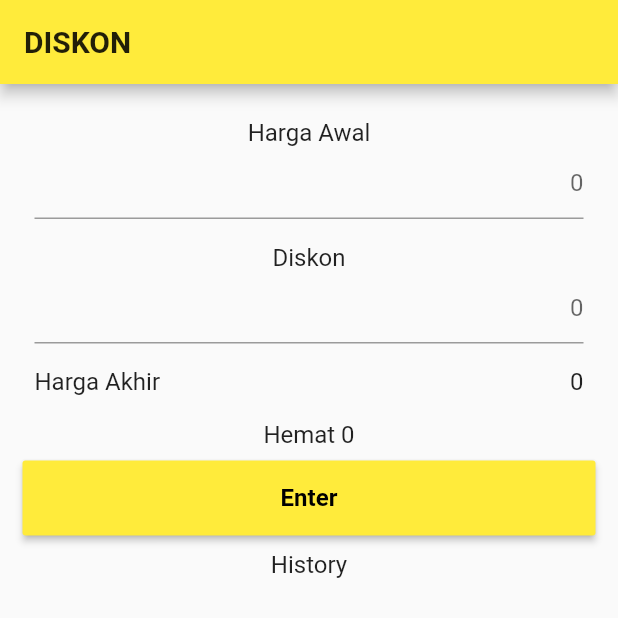
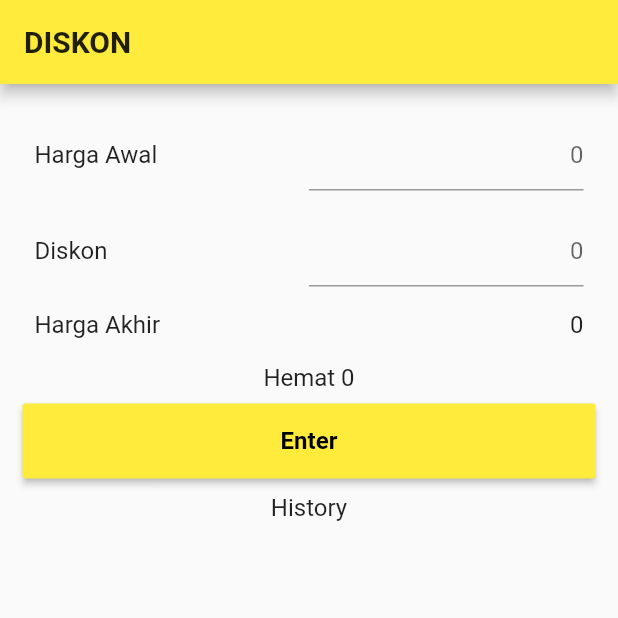
Before and after one commit to salsasabielar/perhitungan_diskon, a Flutter app: the screen it shows after launch, on a phone screen of 412 x 824 dp, the top half of it. Run offline on Flutter 3.47's test engine with Material 2 defaults, Android fonts, the phone set to English and light mode, and no system bars; Roboto replaces fonts that are missing (times new roman).

Commit message:
mengedit layout

```diff
--- a/lib/hargaAkhir.dart
+++ b/lib/hargaAkhir.dart
@@ -16,13 +16,18 @@ class hargaAkhir extends StatelessWidget {
       child: Row(
         mainAxisAlignment: MainAxisAlignment.spaceBetween,
         children: [
-          Text(
-            "Harga Akhir",
-            style: TextStyle(fontFamily: "times new roman", fontSize: 16),
+          Expanded(
+            child: Text(
+              "Harga Akhir",
+              style: TextStyle(fontFamily: "times new roman", fontSize: 16),
+            ),
           ),
-          Text(
-            _hasil.toStringAsFixed(0),
-            style: TextStyle(fontFamily: "times new roman", fontSize: 16),
+          Expanded(
+            child: Text(
+              _hasil.toStringAsFixed(0),
+              textAlign: TextAlign.right,
+              style: TextStyle(fontFamily: "times new roman", fontSize: 16),
+            ),
           ),
         ],
       ),
--- a/lib/hargaAwal.dart
+++ b/lib/hargaAwal.dart
@@ -12,13 +12,16 @@ class HargaAwal extends StatelessWidget {
   Widget build(BuildContext context) {
     return Container(
       margin: EdgeInsets.all(8),
-      child: Column(
+      child: Row(
         children: [
-          Text(
+          Expanded(
+            child: Text(
               "Harga Awal",
               style: TextStyle(fontFamily: "times new roman", fontSize: 16),
             ),
-          TextFormField(
+          ),
+          Expanded(
+            child: TextFormField(
               controller: hargaController,
               decoration: InputDecoration(hintText: "0"),
               textAlign: TextAlign.end,
@@ -31,6 +34,7 @@ class HargaAwal extends StatelessWidget {
                 return null;
               },
             ),
+          )
         ],
       ),
     );
--- a/lib/inputDiskon.dart
+++ b/lib/inputDiskon.dart
@@ -12,13 +12,16 @@ class inputDiskon extends StatelessWidget {
   Widget build(BuildContext context) {
     return Container(
       margin: EdgeInsets.all(8),
-      child: Column(
+      child: Row(
         children: [
-          Text(
+          Expanded(
+            child: Text(
               "Diskon",
               style: TextStyle(fontFamily: "times new roman", fontSize: 16),
             ),
-          TextFormField(
+          ),
+          Expanded(
+            child: TextFormField(
               controller: diskonController,
               decoration: InputDecoration(hintText: "0"),
               textAlign: TextAlign.end,
@@ -30,6 +33,7 @@ class inputDiskon extends StatelessWidget {
                 return null;
               },
             ),
+          )
         ],
       ),
     );
```
Lines whose indentation alone changed are shown as unchanged.
